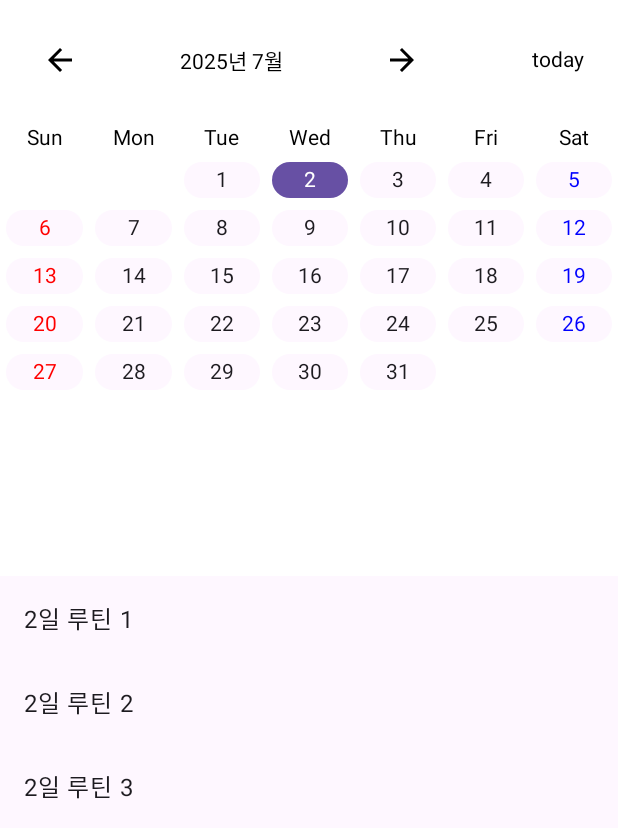
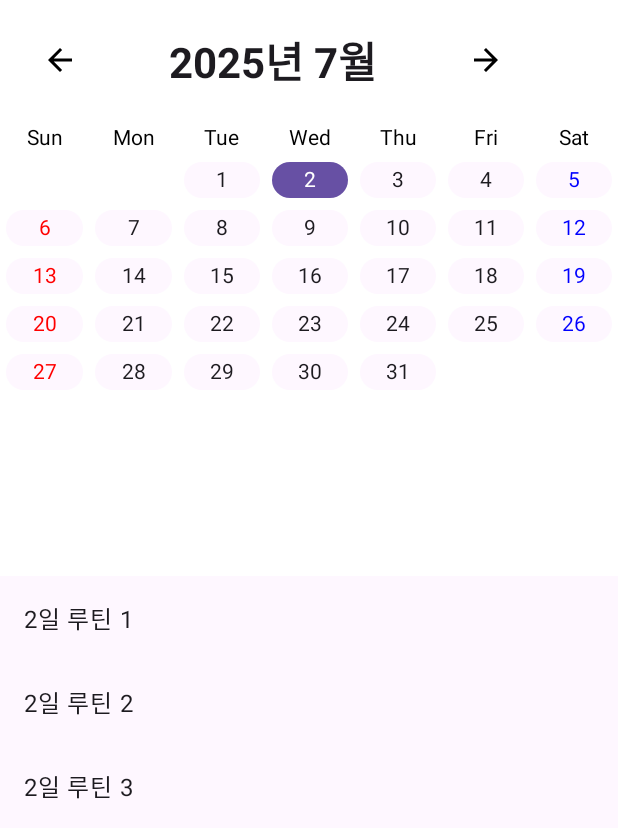
Before and after one commit to f-lab-edu/My_Routine, an Android app built with Jetpack Compose: the @Preview function CalendarScreenPreview, on a phone screen of 412 x 824 dp. Shown: the top 838 px of the screen. Run offline under Robolectric (Android 15) with nearby library versions, the phone set to English and light mode, and no system bars; our stand-ins replace Dagger/Hilt's generated code.

Commit message:
style: CalendarScreen 텍스트 스타일링 개선
`CalendarScreen` 내의 `Text` 컴포저블들에 적절한 스타일 속성을 추가하여 UI 일관성을 높였습니다.
- 월 표시 텍스트에 `headlineMedium` 스타일과 굵은 글씨체, 배경색에 맞는 색상을 적용하고 가운데 정렬했습니다.
- '오늘' 버튼 텍스트에 버튼 스타일에 맞는 `labelLarge` 스타일과 색상을 적용했습니다.
- '날짜를 선택해주세요.' 텍스트에 `bodyLarge` 스타일과 투명도를 조절한 배경색, 가운데 정렬을 적용했습니다.

```diff
--- a/app/src/main/java/com/example/myroutine/features/calendar/CalendarScreen.kt
+++ b/app/src/main/java/com/example/myroutine/features/calendar/CalendarScreen.kt
@@ -50,6 +50,8 @@ import java.time.format.TextStyle
 import java.util.Locale
 
 import androidx.compose.runtime.snapshotFlow
+import androidx.compose.ui.text.font.FontWeight
+import androidx.compose.ui.text.style.TextAlign
 import kotlinx.coroutines.flow.debounce
 
 @OptIn(ExperimentalFoundationApi::class)
@@ -97,7 +99,13 @@ fun CalendarScreen(viewModel: CalendarViewModel = hiltViewModel()) {
             }) {
                 Icon(Icons.Default.ArrowBack, contentDescription = "Previous Month")
             }
-            Text(text = "${currentMonth.year}년 ${currentMonth.monthValue}월")
+            Text(
+                text = "${currentMonth.year}년 ${currentMonth.monthValue}월",
+                style = MaterialTheme.typography.headlineMedium.copy(fontWeight = FontWeight.Bold),
+                color = MaterialTheme.colorScheme.onBackground,
+                modifier = Modifier.weight(1f),
+                textAlign = TextAlign.Center
+            )
             IconButton(onClick = {
                 coroutineScope.launch {
                     pagerState.animateScrollToPage(pagerState.currentPage + 1)
@@ -111,7 +119,11 @@ fun CalendarScreen(viewModel: CalendarViewModel = hiltViewModel()) {
                     pagerState.scrollToPage(initialPage)
                 }
             }) {
-                Text(text = stringResource(id = R.string.today))
+                Text(
+                    text = stringResource(id = R.string.today),
+                    style = MaterialTheme.typography.labelLarge,
+                    color = MaterialTheme.colorScheme.onPrimary
+                )
             }
         }
 
@@ -139,7 +151,13 @@ fun CalendarScreen(viewModel: CalendarViewModel = hiltViewModel()) {
                     ListItem(headlineContent = { Text(it) })
                 }
             }
-        } ?: Text(text = "날짜를 선택해주세요.")
+        } ?: Text(
+            text = "날짜를 선택해주세요.",
+            style = MaterialTheme.typography.bodyLarge,
+            color = MaterialTheme.colorScheme.onBackground.copy(alpha = 0.6f),
+            modifier = Modifier.fillMaxWidth().padding(16.dp),
+            textAlign = TextAlign.Center
+        )
     }
 }
 
```
